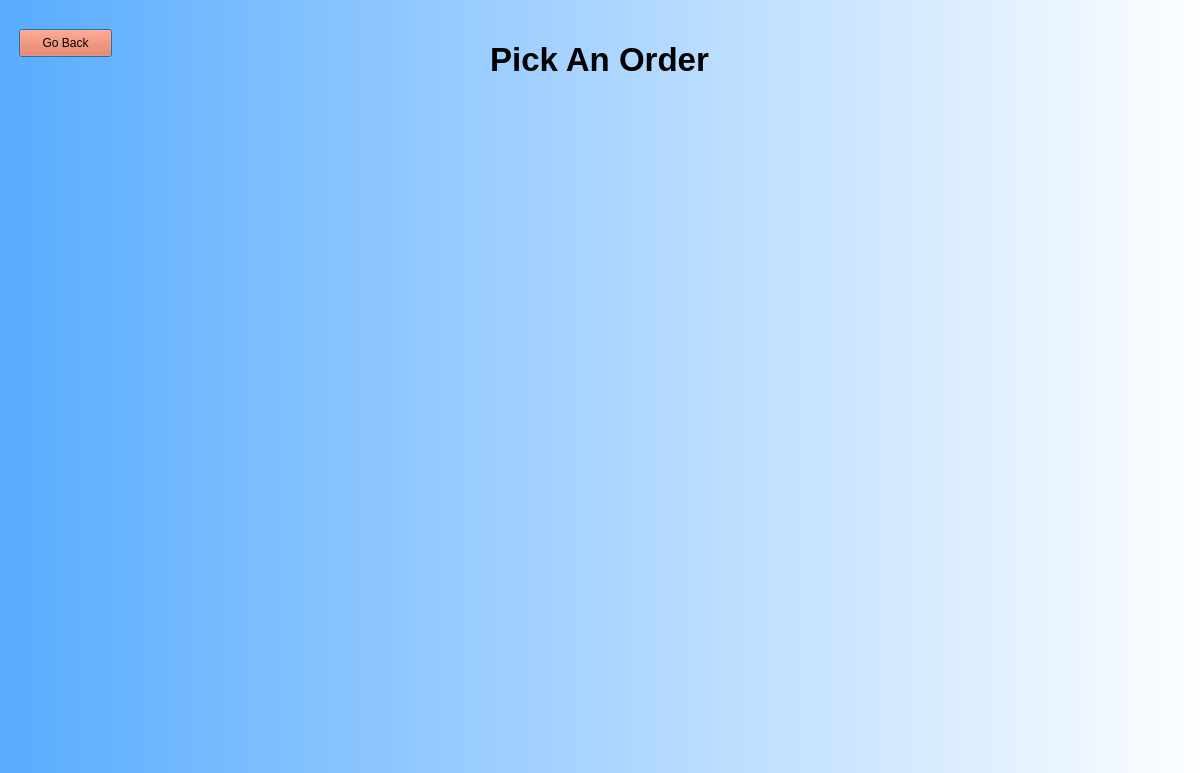
Above: Frontend/RunnerPickOrder.ui from YY0NII/DeskFood before the change. Below: the same form after it.
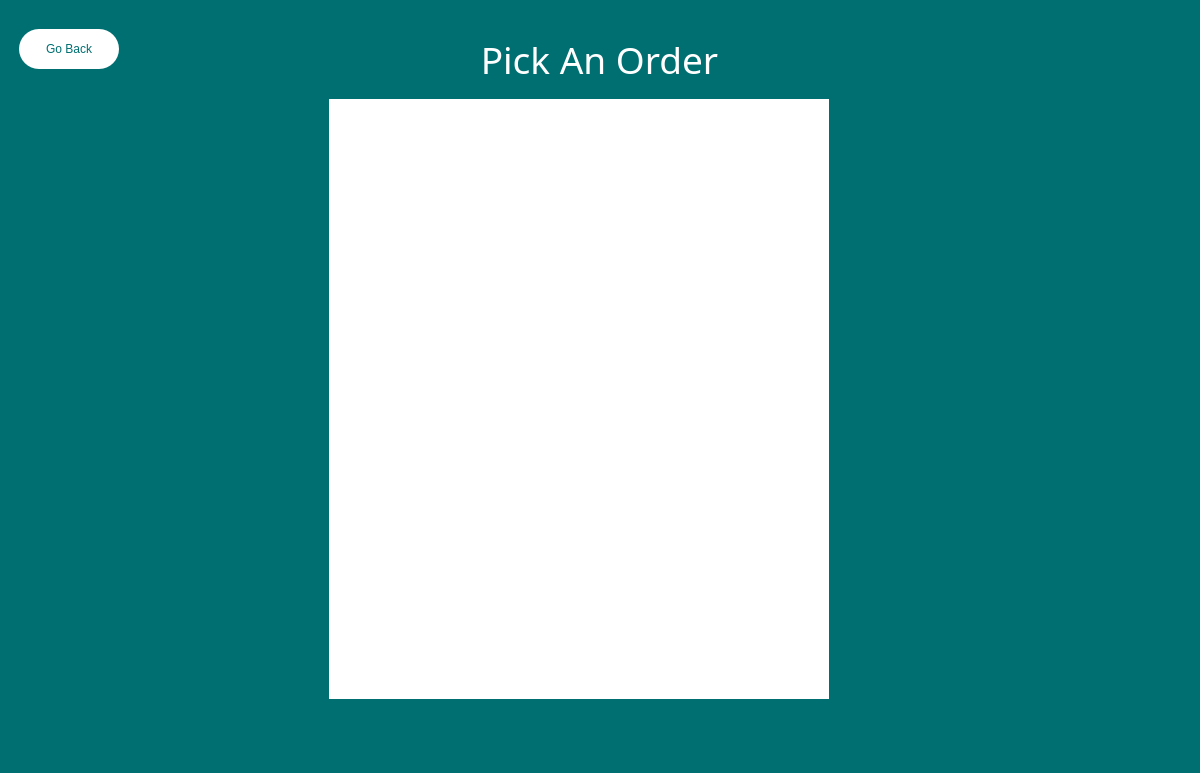
That is the form after the change.

What changed in the file:
```diff
--- a/Frontend/RunnerPickOrder.ui
+++ b/Frontend/RunnerPickOrder.ui
@@ -23,19 +23,22 @@
     </rect>
    </property>
    <property name="styleSheet">
-    <string notr="true">background-color: qlineargradient(spread:pad, x1:0, y1:0, x2:1, y2:0, stop:0 rgba(85, 170, 255, 255), stop:1 rgba(255, 255, 255, 255));</string>
+    <string notr="true">background-color:rgb(0, 111, 113);
+font: 87 12pt &quot;Arial Black&quot;;
+color: rgb(255, 255, 255);</string>
    </property>
    <widget class="QPushButton" name="returnBTN">
     <property name="geometry">
      <rect>
       <x>40</x>
       <y>30</y>
-      <width>93</width>
-      <height>28</height>
+      <width>100</width>
+      <height>40</height>
      </rect>
     </property>
     <property name="styleSheet">
-     <string notr="true">background-color: rgb(244, 96, 54);</string>
+     <string notr="true">background-color: rgb(255, 255, 255);border-radius:20px;
+color:rgb(0, 111, 113);</string>
     </property>
     <property name="text">
      <string>Go Back</string>
@@ -52,9 +55,11 @@
     </property>
     <property name="font">
      <font>
-      <pointsize>25</pointsize>
-      <weight>75</weight>
-      <bold>true</bold>
+      <family>Arial Black</family>
+      <pointsize>28</pointsize>
+      <weight>10</weight>
+      <italic>false</italic>
+      <bold>false</bold>
      </font>
     </property>
     <property name="styleSheet">
@@ -70,14 +75,15 @@
    <widget class="QListWidget" name="orderList">
     <property name="geometry">
      <rect>
-      <x>360</x>
+      <x>350</x>
       <y>100</y>
-      <width>521</width>
-      <height>511</height>
+      <width>500</width>
+      <height>600</height>
      </rect>
     </property>
     <property name="styleSheet">
-     <string notr="true">background-color: rgba(255, 255, 255, 0);</string>
+     <string notr="true">background-color: rgb(255, 255, 255);
+color: rgb(0, 0, 0);</string>
     </property>
     <property name="frameShape">
      <enum>QFrame::NoFrame</enum>
```
Left out of the diff: 3 changed lines with no effect on the pictures.
